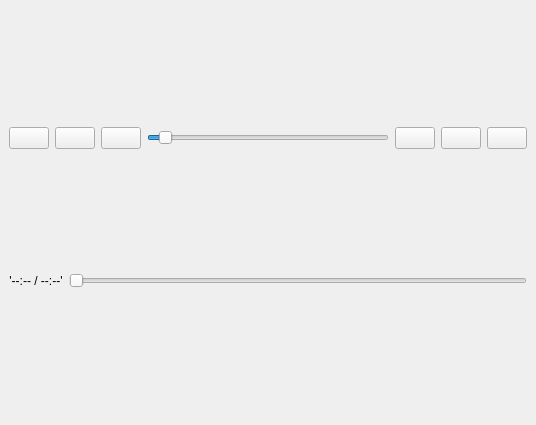
Qt form sigtrack/views/ui_files/videodockwidget.ui (Serkhani/SigTrack) before a commit.
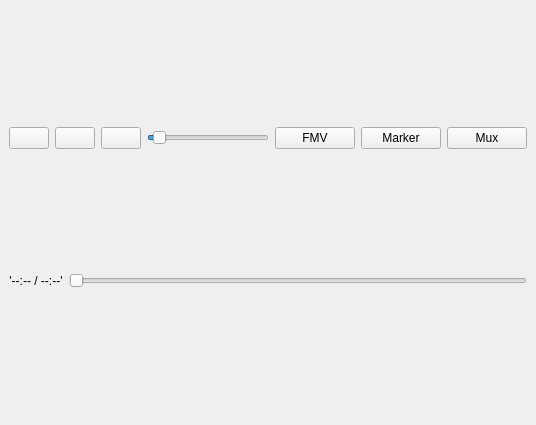
The same form after that commit. Icons and pictures are not drawn.

Commit message: added text to buttons

```diff
--- a/sigtrack/views/ui_files/videodockwidget.ui
+++ b/sigtrack/views/ui_files/videodockwidget.ui
@@ -111,7 +111,7 @@
          <string>FMV</string>
         </property>
         <property name="text">
-         <string/>
+         <string>FMV</string>
         </property>
         <property name="shortcut">
          <string>Ctrl+F</string>
@@ -124,7 +124,7 @@
          <string>Video Marker</string>
         </property>
         <property name="text">
-         <string/>
+         <string>Marker</string>
         </property>
         <property name="shortcut">
          <string>Ctrl+I</string>
@@ -134,7 +134,7 @@
       <item>
        <widget class="QPushButton" name="multiplexBtn">
         <property name="text">
-         <string/>
+         <string>Mux</string>
         </property>
         <property name="shortcut">
          <string>Ctrl+M</string>
```
The commit also changes 2 other files.
